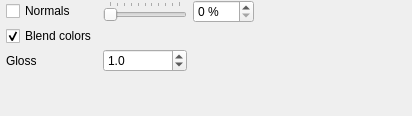
First picture: the form in src/gui/forms/toolbar_rendernormalsgroup.ui, repository open-scan-crew/OpenScanTools, before the edit.
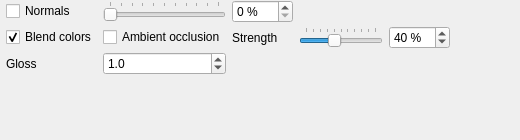
Second picture: the form after the edit.

Commit message: Add ambient occlusion post-processing

What changed in the file:
```diff
--- a/src/gui/forms/toolbar_rendernormalsgroup.ui
+++ b/src/gui/forms/toolbar_rendernormalsgroup.ui
@@ -6,8 +6,8 @@
    <rect>
     <x>0</x>
     <y>0</y>
-    <width>412</width>
-    <height>116</height>
+    <width>520</width>
+    <height>140</height>
    </rect>
   </property>
   <property name="windowTitle">
@@ -58,7 +58,7 @@
      </property>
     </widget>
    </item>
-   <item row="0" column="8">
+   <item row="0" column="9">
     <spacer name="horizontalSpacer">
      <property name="orientation">
       <enum>Qt::Horizontal</enum>
@@ -107,6 +107,58 @@
      </property>
     </widget>
    </item>
+   <item row="1" column="5">
+    <widget class="QCheckBox" name="checkBox_ao">
+     <property name="text">
+      <string>Ambient occlusion</string>
+     </property>
+     <property name="checked">
+      <bool>false</bool>
+     </property>
+    </widget>
+   </item>
+   <item row="1" column="6">
+    <widget class="QLabel" name="label_aoStrength">
+     <property name="text">
+      <string>Strength</string>
+     </property>
+    </widget>
+   </item>
+   <item row="1" column="7">
+    <widget class="QSlider" name="slider_aoStrength">
+     <property name="sizePolicy">
+      <sizepolicy hsizetype="Minimum" vsizetype="Fixed">
+       <horstretch>0</horstretch>
+       <verstretch>0</verstretch>
+      </sizepolicy>
+     </property>
+     <property name="maximum">
+      <number>100</number>
+     </property>
+     <property name="value">
+      <number>40</number>
+     </property>
+     <property name="orientation">
+      <enum>Qt::Horizontal</enum>
+     </property>
+     <property name="tickPosition">
+      <enum>QSlider::TicksAbove</enum>
+     </property>
+    </widget>
+   </item>
+   <item row="1" column="8">
+    <widget class="QSpinBox" name="spinBox_aoStrength">
+     <property name="suffix">
+      <string> %</string>
+     </property>
+     <property name="maximum">
+      <number>100</number>
+     </property>
+     <property name="value">
+      <number>40</number>
+     </property>
+    </widget>
+   </item>
    <item row="2" column="4">
     <widget class="QLabel" name="label_sharpness">
      <property name="text">
```
Left out of the diff: 3 changed lines with no effect on the pictures. The commit also changes 24 other files.
